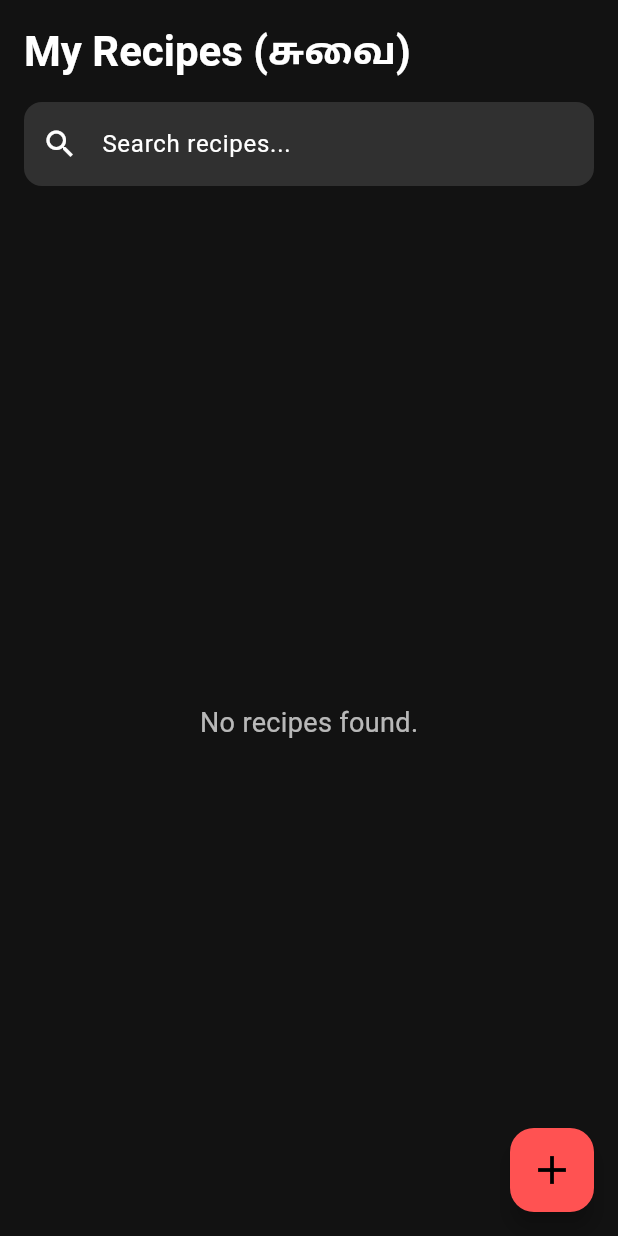
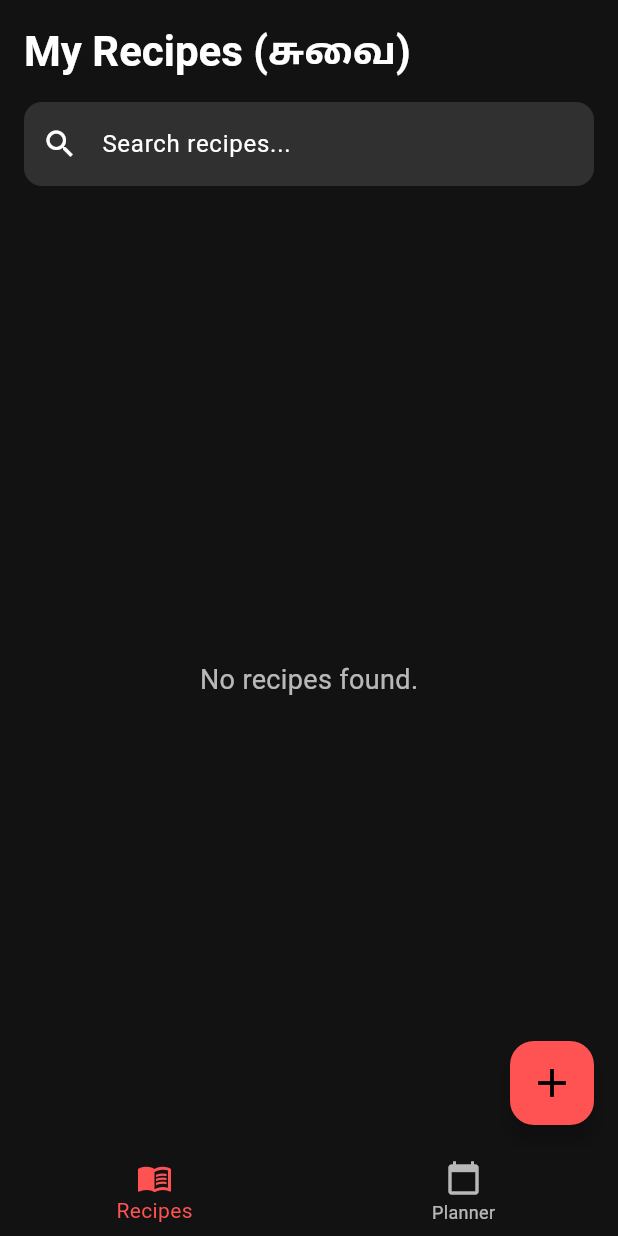
Before and after one commit to daphne-i/suvai-app, a Flutter app: the screen it shows after launch, on a phone screen of 412 x 824 dp. Run offline on Flutter 3.47's test engine with Material 3 defaults, Android fonts, the phone set to English and light mode, and no system bars; our stand-ins replace equatable, flutter_bloc, go_router, sqflite, sqflite_common_ffi; accounts and stored records are empty.

Commit message:
Meal planner - Skeleton

```diff
--- a/lib/core/router/app_router.dart
+++ b/lib/core/router/app_router.dart
@@ -1,34 +1,62 @@
 import 'package:flutter/material.dart';
 import 'package:flutter_bloc/flutter_bloc.dart';
 import 'package:go_router/go_router.dart';
+import 'package:suvai/core/router/scaffold_with_nav_bar.dart';
 import 'package:suvai/data/models/recipe_model.dart';
 import 'package:suvai/data/repositories/recipe_repository.dart';
 import 'package:suvai/features/recipe_book/views/add_edit_recipe_screen.dart';
 import 'package:suvai/features/recipe_book/views/recipe_list_screen.dart';
+import 'package:suvai/features/meal_planner/views/meal_planner_screen.dart'; // <-- Import new screen
+
+final _rootNavigatorKey = GlobalKey<NavigatorState>();
 
 final goRouter = GoRouter(
-  initialLocation: '/',
+  initialLocation: '/recipes',
+  navigatorKey: _rootNavigatorKey,
   routes: [
-    GoRoute(
-      path: '/',
-      builder: (context, state) => const RecipeListScreen(),
+    // This ShellRoute builds the UI with the BottomNavigationBar
+    StatefulShellRoute.indexedStack(
+      builder: (context, state, navigationShell) {
+        return ScaffoldWithNavBar(navigationShell: navigationShell);
+      },
+      branches: [
+        // Branch for the first tab (Recipes)
+        StatefulShellBranch(
+          routes: [
+            GoRoute(
+              path: '/recipes',
+              builder: (context, state) => const RecipeListScreen(),
+            ),
+          ],
+        ),
+        // Branch for the second tab (Planner)
+        StatefulShellBranch(
+          routes: [
+            GoRoute(
+              path: '/planner',
+              builder: (context, state) => const MealPlannerScreen(),
+            ),
+          ],
+        ),
+      ],
     ),
+    // These are top-level routes that will cover the navigation bar
     GoRoute(
       path: '/add-recipe',
+      parentNavigatorKey: _rootNavigatorKey,
       builder: (context, state) => AddEditRecipeScreen(
-        // Provide the repository to the new screen
         recipeRepository: RepositoryProvider.of<RecipeRepository>(context),
         recipe: null,
       ),
     ),
     GoRoute(
-      path: '/edit-recipe', // For editing an existing recipe
+      path: '/edit-recipe',
+      parentNavigatorKey: _rootNavigatorKey,
       builder: (context, state) {
-        // The recipe to edit is passed as an 'extra' parameter
         final recipe = state.extra as Recipe;
         return AddEditRecipeScreen(
           recipeRepository: RepositoryProvider.of<RecipeRepository>(context),
-          recipe: recipe, // Pass the existing recipe to the form
+          recipe: recipe,
         );
       },
     ),
--- /dev/null
+++ b/lib/core/router/scaffold_with_nav_bar.dart
@@ -0,0 +1,31 @@
+import 'package:flutter/material.dart';
+import 'package:go_router/go_router.dart';
+
+class ScaffoldWithNavBar extends StatelessWidget {
+  final StatefulNavigationShell navigationShell;
+
+  const ScaffoldWithNavBar({
+    super.key,
+    required this.navigationShell,
+  });
+
+  @override
+  Widget build(BuildContext context) {
+    return Scaffold(
+      body: navigationShell,
+      bottomNavigationBar: BottomNavigationBar(
+        currentIndex: navigationShell.currentIndex,
+        items: const [
+          BottomNavigationBarItem(icon: Icon(Icons.menu_book), label: 'Recipes'),
+          BottomNavigationBarItem(icon: Icon(Icons.calendar_today), label: 'Planner'),
+        ],
+        onTap: (index) {
+          navigationShell.goBranch(
+            index,
+            initialLocation: index == navigationShell.currentIndex,
+          );
+        },
+      ),
+    );
+  }
+}
```
Also changed, not shown: lib/core/database/database_service.dart (+10 -0 lines), lib/data/models/meal_plan_model.dart (added, +21 -0 lines), lib/data/repositories/meal_plan_repository.dart (added, +8 -0 lines), lib/features/meal_planner/views/meal_planner_screen.dart (added, +17 -0 lines).
